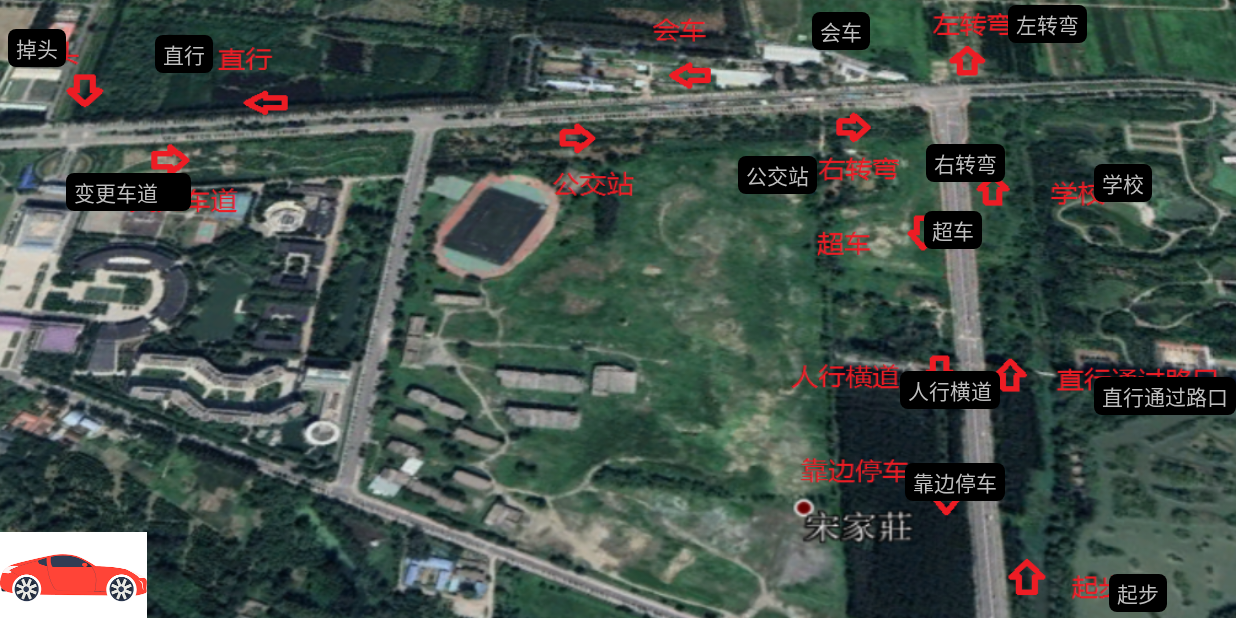
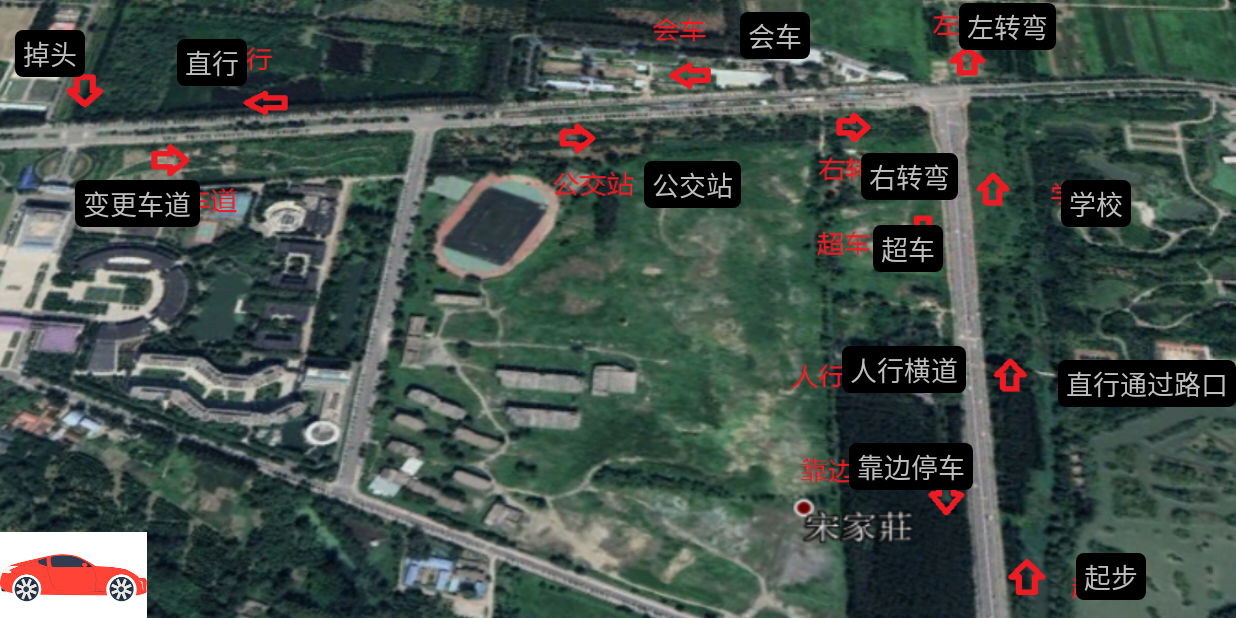
Before and after one commit to wangaijun/DaoXiangHu, an Android app: the screen it shows after launch (DXHActivity), on a phone screen of 824 x 412 dp (held sideways). Run offline under Robolectric (Android 15) with nearby library versions, the phone set to English and light mode, and no system bars.

Commit message:
添加考试项按钮

```diff
--- a/app/src/main/java/dxh/gld/com/daoxianghu/DXHActivity.kt
+++ b/app/src/main/java/dxh/gld/com/daoxianghu/DXHActivity.kt
@@ -1,8 +1,11 @@
 package dxh.gld.com.daoxianghu
 
 import android.app.Activity
+import android.app.AlertDialog
 import android.media.MediaPlayer
 import android.os.Bundle
+import android.view.View
+import android.widget.Toast
 import kotlinx.android.synthetic.main.activity_dxh.*
 
 class DXHActivity : Activity() {
@@ -29,6 +32,30 @@ class DXHActivity : Activity() {
         }.start()
     }
 
+    fun onClick(view: View) {
+        when(view.id){
+            R.id.tv1->toast("打灯，挂挡，松手刹")
+            R.id.tv2->toast("踩刹车")
+            R.id.tv3->toast("踩刹车，30以内")
+            R.id.tv4->toast("打灯，踩刹车")
+            R.id.tv5->toast("踩刹车")
+            R.id.tv6->toast("直线，35左右")
+            R.id.tv7->toast("打灯，踩刹车，看直行车")
+            R.id.tv8->toast("打右灯")
+            R.id.tv9->toast("过指示牌30米，黄漆处，踩刹车，30以内")
+            R.id.tv10->toast("打右灯，踩刹车，减至两档")
+            R.id.tv11->toast("打左灯，直行，打右灯")
+            R.id.tv12->toast("踩刹车")
+            R.id.tv13->toast("打右灯，踩刹车，对白块，停车，拉手刹，挂空挡，松离合、脚刹，开门，关门，考官签字")
+        }
+    }
+
+    private fun toast(s: String) {
+        AlertDialog.Builder(this).setMessage(s)
+            .setPositiveButton("确定",null)
+            .create().show()
+    }
+
     companion object {
         val arr = listOf(
             R.raw.a1,
--- a/app/src/main/res/layout/activity_dxh.xml
+++ b/app/src/main/res/layout/activity_dxh.xml
@@ -16,95 +16,134 @@
             android:layout_alignParentBottom="true"
     />
     <TextView
+            android:id="@+id/tv1"
             android:text="起步"
             android:layout_width="wrap_content"
-            android:layout_height="wrap_content" android:layout_alignParentEnd="true" android:layout_marginEnd="46dp"
-            android:layout_alignTop="@+id/btnPlay" android:id="@+id/textView"
+            android:layout_height="wrap_content"
+            android:layout_alignParentRight="true"
+            android:layout_alignParentBottom="true"
+            android:layout_marginBottom="12dp"
+            android:layout_marginRight="60dp"
             style="@style/TagTextStyle"
-            android:layout_marginTop="28dp"
     />
     <TextView
+            android:id="@+id/tv2"
             android:layout_width="wrap_content"
-            android:layout_height="wrap_content" android:layout_alignParentEnd="true" android:layout_marginEnd="0dp"
-            android:layout_alignParentBottom="true" android:id="@+id/textView2" android:layout_marginBottom="135dp"
+            android:layout_height="wrap_content"
+            android:layout_alignParentRight="true"
+            android:layout_alignParentTop="true"
+            android:layout_marginTop="240dp"
+            android:layout_marginRight="0dp"
             style="@style/TagTextStyle"
             android:text="直行通过路口"/>
     <TextView
+            android:id="@+id/tv3"
             android:text="学校"
             android:layout_width="wrap_content"
-            android:layout_height="wrap_content" android:layout_alignParentTop="true"
+            android:layout_height="wrap_content"
             style="@style/TagTextStyle"
-            android:layout_alignEnd="@+id/textView2" android:id="@+id/textView3" android:layout_marginTop="109dp"
-            android:layout_marginEnd="56dp"/>
+            android:layout_alignParentRight="true"
+            android:layout_alignParentTop="true"
+            android:layout_marginTop="120dp"
+            android:layout_marginRight="70dp"
+    />
     <TextView
+            android:id="@+id/tv4"
             android:text="左转弯"
             android:layout_width="wrap_content"
-            android:layout_height="wrap_content" android:layout_alignParentTop="true"
+            android:layout_height="wrap_content"
             style="@style/TagTextStyle"
-            android:layout_alignEnd="@+id/textView" android:id="@+id/textView4" android:layout_marginTop="3dp"
-            android:layout_marginEnd="53dp"/>
+            android:layout_alignParentTop="true"
+            android:layout_alignParentRight="true"
+            android:layout_marginTop="2dp"
+            android:layout_marginRight="120dp"
+    />
     <TextView
+            android:id="@+id/tv5"
             android:text="会车"
             android:layout_width="wrap_content"
             android:layout_height="wrap_content" android:layout_alignParentEnd="true"
-            android:layout_alignParentTop="true" android:layout_marginEnd="244dp" android:id="@+id/textView5"
+            android:layout_alignParentTop="true" android:layout_marginEnd="284dp"
             style="@style/TagTextStyle"
             android:layout_marginTop="8dp"/>
     <TextView
+            android:id="@+id/tv6"
             android:text="直行"
             android:layout_width="wrap_content"
             android:layout_height="wrap_content" android:layout_alignParentStart="true"
             style="@style/TagTextStyle"
-            android:layout_alignBottom="@+id/textView4" android:layout_marginStart="103dp" android:id="@+id/textView6"
-            android:layout_marginBottom="-20dp"/>
+            android:layout_alignBottom="@+id/tv4" android:layout_marginStart="118dp"
+            android:layout_marginBottom="-24dp"/>
     <TextView
+            android:id="@+id/tv7"
             android:text="掉头"
             android:layout_width="wrap_content"
-            android:layout_height="wrap_content" android:layout_alignEnd="@+id/btnPlay"
+            android:layout_height="wrap_content"
             style="@style/TagTextStyle"
-            android:layout_alignTop="@+id/textView5" android:id="@+id/textView7" android:layout_marginTop="11dp"
-            android:layout_marginEnd="54dp"/>
+            android:layout_alignParentTop="true"
+            android:layout_marginTop="20dp"
+            android:layout_alignParentLeft="true"
+            android:layout_marginLeft="10dp"
+    />
     <TextView
+            android:id="@+id/tv8"
             android:text="变更车道"
             android:layout_width="83dp"
-            android:layout_height="wrap_content" android:id="@+id/textView8"
+            android:layout_height="wrap_content"
             style="@style/TagTextStyle"
-            android:layout_above="@+id/textView11" android:layout_toEndOf="@+id/textView7"
-            android:layout_marginStart="-54dp" android:layout_marginBottom="-6dp"/>
+            android:layout_alignParentLeft="true"
+            android:layout_alignParentTop="true"
+            android:layout_marginTop="120dp"
+            android:layout_marginLeft="50dp"
+    />
     <TextView
+            android:id="@+id/tv9"
             android:text="公交站"
             android:layout_width="wrap_content"
             android:layout_height="wrap_content" android:layout_alignParentEnd="true"
-            android:layout_alignParentTop="true" android:layout_marginEnd="279dp" android:id="@+id/textView9"
+            android:layout_alignParentTop="true" android:layout_marginEnd="330dp"
             style="@style/TagTextStyle"
-            android:layout_marginTop="104dp"/>
+            android:layout_marginTop="107dp"/>
     <TextView
+            android:id="@+id/tv10"
             android:text="右转弯"
             android:layout_width="wrap_content"
             android:layout_height="wrap_content" android:layout_alignParentEnd="true"
-            android:layout_alignParentTop="true" android:layout_marginEnd="154dp" android:id="@+id/textView10"
+            android:layout_alignParentTop="true" android:layout_marginEnd="185dp"
             style="@style/TagTextStyle"
-            android:layout_marginTop="96dp"/>
+            android:layout_marginTop="102dp"/>
     <TextView
+            android:id="@+id/tv11"
             android:text="超车"
             android:layout_width="wrap_content"
-            android:layout_height="wrap_content" android:layout_below="@+id/textView3"
+            android:layout_height="wrap_content"
             style="@style/TagTextStyle"
-            android:layout_alignEnd="@+id/textView9" android:id="@+id/textView11" android:layout_marginTop="6dp"
-            android:layout_marginEnd="-110dp"/>
+            android:layout_alignParentRight="true"
+            android:layout_alignParentTop="true"
+            android:layout_marginTop="150dp"
+            android:layout_marginRight="195dp"
+    />
     <TextView
+            android:id="@+id/tv12"
             android:text="人行横道"
             android:layout_width="wrap_content"
-            android:layout_height="wrap_content" android:layout_alignEnd="@+id/textView9"
+            android:layout_height="wrap_content"
             style="@style/TagTextStyle"
-            android:layout_alignParentBottom="true" android:id="@+id/textView12" android:layout_marginBottom="139dp"
-            android:layout_marginEnd="-122dp"/>
+            android:layout_alignParentBottom="true"
+            android:layout_marginBottom="150dp"
+            android:layout_alignParentRight="true"
+            android:layout_marginRight="180dp"
+    />
     <TextView
+            android:id="@+id/tv13"
             android:text="靠边停车"
             android:layout_width="wrap_content"
-            android:layout_height="wrap_content" android:id="@+id/textView13"
+            android:layout_height="wrap_content"
             style="@style/TagTextStyle"
-            android:layout_alignEnd="@+id/textView10" android:layout_alignParentBottom="true"
-            android:layout_marginBottom="78dp"/>
+            android:layout_alignParentRight="true"
+            android:layout_alignParentBottom="true"
+            android:layout_marginBottom="85dp"
+            android:layout_marginRight="175dp"
+    />
 
 </RelativeLayout>
--- a/app/src/main/res/values/styles.xml
+++ b/app/src/main/res/values/styles.xml
@@ -11,6 +11,8 @@
         <item name="android:paddingBottom">2dp</item>
         <item name="android:paddingLeft">5dp</item>
         <item name="android:paddingRight">5dp</item>
+        <item name="android:textSize">18dp</item>
+        <item name="android:onClick">onClick</item>
     </style>
 
 </resources>
```
